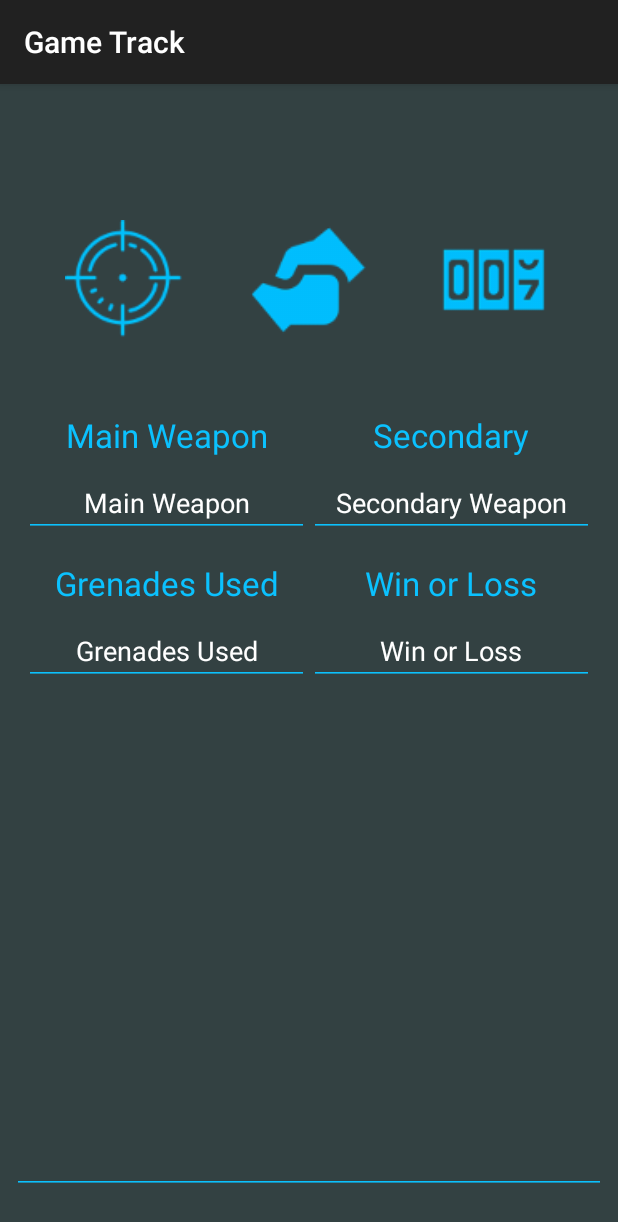
After one commit to Christopher-H-Fortune/Game-Track, an Android app: the SelectedMatchActivity screen opened directly, with no data from a screen before it, on a phone screen of 412 x 824 dp. The commit adds this screen. Shown: the top 1222 px of the screen. Run offline under Robolectric (Android 15) with nearby library versions, the phone set to English and light mode, and no system bars.

Commit message:
Added the ability to allow the user to select a match from match list and send them to Selected Match Screen.

```diff
--- a/GameTrack/app/src/main/AndroidManifest.xml
+++ b/GameTrack/app/src/main/AndroidManifest.xml
@@ -29,7 +29,8 @@
             android:name=".AddGameActivity.AddGameActivity"
             android:screenOrientation="portrait" />
         <activity android:name=".MatchListActivity.MatchListActivity" />
-        <activity android:name=".AddMatchActivity.AddMatchActivity"></activity>
+        <activity android:name=".AddMatchActivity.AddMatchActivity" />
+        <activity android:name=".SelectedMatchActivity.SelectedMatchActivity"></activity>
     </application>
 
 </manifest>
--- a/GameTrack/app/src/main/java/com/fullsail/christopherfortune/gametrack/LoginSignUpActivity/LoginActivity.java
+++ b/GameTrack/app/src/main/java/com/fullsail/christopherfortune/gametrack/LoginSignUpActivity/LoginActivity.java
@@ -30,6 +30,7 @@ public class LoginActivity extends AppCompatActivity implements LoginFragment.Lo
     protected void onCreate(Bundle savedInstanceState) {
         super.onCreate(savedInstanceState);
         setContentView(R.layout.activity_login);
+        setTitle("Login");
 
         // Set the instance of the Firebase auth and database
         mAuth = FirebaseAuth.getInstance();
--- a/GameTrack/app/src/main/java/com/fullsail/christopherfortune/gametrack/MatchListActivity/MatchListActivity.java
+++ b/GameTrack/app/src/main/java/com/fullsail/christopherfortune/gametrack/MatchListActivity/MatchListActivity.java
@@ -1,5 +1,6 @@
 package com.fullsail.christopherfortune.gametrack.MatchListActivity;
 
+import android.app.Activity;
 import android.content.Intent;
 import android.support.annotation.NonNull;
 import android.support.v7.app.AppCompatActivity;
@@ -15,6 +16,7 @@ import com.fullsail.christopherfortune.gametrack.MatchListClass.MatchesListClass
 import com.fullsail.christopherfortune.gametrack.MatchListFragment.MatchListAdapter;
 import com.fullsail.christopherfortune.gametrack.MatchListFragment.MatchListFragment;
 import com.fullsail.christopherfortune.gametrack.R;
+import com.fullsail.christopherfortune.gametrack.SelectedMatchActivity.SelectedMatchActivity;
 import com.google.firebase.auth.FirebaseAuth;
 import com.google.firebase.auth.FirebaseUser;
 import com.google.firebase.database.DataSnapshot;
@@ -126,6 +128,15 @@ public class MatchListActivity extends AppCompatActivity implements MatchListFra
         startActivity(addMatchIntent);
     }
 
+    @Override
+    public void viewMatch(int matchChosen) {
+
+        Intent selectedMatchIntent = new Intent(this, SelectedMatchActivity.class);
+        selectedMatchIntent.putExtra("gameChosen", gameChosen);
+        selectedMatchIntent.putExtra("matchChosenDate", matchesArrayList.get(matchChosen).getDate());
+        startActivity(selectedMatchIntent);
+    }
+
     private void updateMatchesList(){
         MatchListAdapter matchListAdapter = new MatchListAdapter(this, R.layout.matches_list_row, matchesArrayList);
 
--- a/GameTrack/app/src/main/java/com/fullsail/christopherfortune/gametrack/MatchListFragment/MatchListFragment.java
+++ b/GameTrack/app/src/main/java/com/fullsail/christopherfortune/gametrack/MatchListFragment/MatchListFragment.java
@@ -12,7 +12,6 @@ import android.view.View;
 import android.view.ViewGroup;
 import android.widget.AdapterView;
 import android.widget.ListView;
-
 import com.fullsail.christopherfortune.gametrack.R;
 
 public class MatchListFragment extends ListFragment {
@@ -26,6 +25,7 @@ public class MatchListFragment extends ListFragment {
     public interface MatchListFragmentInterface{
         void passListView(ListView matchListView);
         void addMatch();
+        void viewMatch(int matchChosen);
     }
 
     public static MatchListFragment newInstance(){
@@ -47,20 +47,7 @@ public class MatchListFragment extends ListFragment {
     @Override
     public View onCreateView(LayoutInflater inflater, ViewGroup container, Bundle savedInstanceState) {
 
-        View matchListFragmentView = inflater.inflate(R.layout.fragment_match_list, container, false);
-
-        ListView matchListView = matchListFragmentView.findViewById(android.R.id.list);
-
-        matchListFragmentInterfaceListener.passListView(matchListView);
-
-        matchListView.setOnItemClickListener(new AdapterView.OnItemClickListener() {
-            @Override
-            public void onItemClick(AdapterView<?> parent, View view, int position, long id) {
-
-            }
-        });
-
-        return matchListFragmentView;
+        return inflater.inflate(R.layout.fragment_match_list, container, false);
     }
 
     @Override
@@ -69,6 +56,19 @@ public class MatchListFragment extends ListFragment {
 
         // Set the fragment to have an options menu
         setHasOptionsMenu(true);
+
+        if(getView() != null){
+            ListView matchListView = getView().findViewById(android.R.id.list);
+
+            matchListFragmentInterfaceListener.passListView(matchListView);
+
+            matchListView.setOnItemClickListener(new AdapterView.OnItemClickListener() {
+                @Override
+                public void onItemClick(AdapterView<?> parent, View view, int position, long id) {
+                    matchListFragmentInterfaceListener.viewMatch(position);
+                }
+            });
+        }
     }
 
     @Override
--- /dev/null
+++ b/GameTrack/app/src/main/java/com/fullsail/christopherfortune/gametrack/SelectedMatchActivity/SelectedMatchActivity.java
@@ -0,0 +1,39 @@
+package com.fullsail.christopherfortune.gametrack.SelectedMatchActivity;
+
+import android.content.Intent;
+import android.support.v7.app.AppCompatActivity;
+import android.os.Bundle;
+
+import com.fullsail.christopherfortune.gametrack.R;
+import com.fullsail.christopherfortune.gametrack.SelectedMatchFragment.SelectedMatchFragment;
+
+public class SelectedMatchActivity extends AppCompatActivity {
+
+    public String gameChosen;
+    public String matchDate;
+
+    @Override
+    protected void onCreate(Bundle savedInstanceState) {
+        super.onCreate(savedInstanceState);
+        setContentView(R.layout.activity_selected_match);
+
+        // Get the intent that started the activity
+        Intent startingIntent = getIntent();
+
+        // If the intent has a string extra of gameChosen
+        if(startingIntent.hasExtra("gameChosen")){
+
+            // Get the game chosen String
+            gameChosen = startingIntent.getStringExtra("gameChosen");
+
+        // If the intent has a string extra of matchChosenDate
+        } else if (startingIntent.hasExtra("matchChosenDate")){
+
+            // Get the match date chosen String
+            matchDate = startingIntent.getStringExtra("matchChosenDate");
+        }
+
+        // Display the SelectedMatchFragment to the selected_match_frame_layout
+        getSupportFragmentManager().beginTransaction().replace(R.id.selected_match_frame_layout, SelectedMatchFragment.newInstance(), SelectedMatchFragment.TAG).commit();
+    }
+}
--- /dev/null
+++ b/GameTrack/app/src/main/java/com/fullsail/christopherfortune/gametrack/SelectedMatchFragment/SelectedMatchFragment.java
@@ -0,0 +1,36 @@
+package com.fullsail.christopherfortune.gametrack.SelectedMatchFragment;
+
+import android.os.Bundle;
+import android.support.annotation.NonNull;
+import android.support.annotation.Nullable;
+import android.support.v4.app.Fragment;
+import android.view.LayoutInflater;
+import android.view.View;
+import android.view.ViewGroup;
+
+import com.fullsail.christopherfortune.gametrack.R;
+
+public class SelectedMatchFragment extends Fragment {
+
+    // String variable to reference the AddGameFragment when displaying
+    public static final String TAG = "SelectedMatchFragment.TAG";
+
+    public static SelectedMatchFragment newInstance(){
+        return new SelectedMatchFragment();
+    }
+
+    @Nullable
+    @Override
+    public View onCreateView(@NonNull LayoutInflater inflater, @Nullable ViewGroup container, @Nullable Bundle savedInstanceState) {
+
+        View selectedMatchFragmentView = inflater.inflate(R.layout.fragment_selected_match, container, false);
+
+
+        return selectedMatchFragmentView;
+    }
+
+    @Override
+    public void onActivityCreated(@Nullable Bundle savedInstanceState) {
+        super.onActivityCreated(savedInstanceState);
+    }
+}
--- /dev/null
+++ b/GameTrack/app/src/main/res/drawable/login_button.xml
@@ -0,0 +1,14 @@
+<?xml version="1.0" encoding="utf-8"?>
+<shape xmlns:android="http://schemas.android.com/apk/res/android"
+    android:shape="rectangle" >
+
+    <solid android:color="@color/colorAccent" />
+
+    <corners
+        android:radius="5dp" />
+
+    <stroke
+        android:width="2dp"
+        android:color="@color/colorAccent" />
+
+</shape>
--- /dev/null
+++ b/GameTrack/app/src/main/res/drawable/sign_up_button.xml
@@ -0,0 +1,15 @@
+<?xml version="1.0" encoding="utf-8"?>
+
+<shape xmlns:android="http://schemas.android.com/apk/res/android"
+    android:shape="rectangle" >
+
+    <solid android:color="@color/backgroundColor" />
+
+    <corners
+        android:radius="5dp" />
+
+    <stroke
+        android:width="2dp"
+        android:color="@color/colorAccent" />
+
+</shape>
--- /dev/null
+++ b/GameTrack/app/src/main/res/layout/activity_selected_match.xml
@@ -0,0 +1,19 @@
+<?xml version="1.0" encoding="utf-8"?>
+<android.support.constraint.ConstraintLayout xmlns:android="http://schemas.android.com/apk/res/android"
+    xmlns:app="http://schemas.android.com/apk/res-auto"
+    xmlns:tools="http://schemas.android.com/tools"
+    android:layout_width="match_parent"
+    android:layout_height="match_parent"
+    tools:context=".SelectedMatchActivity.SelectedMatchActivity">
+
+    <FrameLayout
+        android:id="@+id/selected_match_frame_layout"
+        android:layout_width="0dp"
+        android:layout_height="0dp"
+        app:layout_constraintBottom_toBottomOf="parent"
+        app:layout_constraintEnd_toEndOf="parent"
+        app:layout_constraintStart_toStartOf="parent"
+        app:layout_constraintTop_toTopOf="parent">
+
+    </FrameLayout>
+</android.support.constraint.ConstraintLayout>
--- a/GameTrack/app/src/main/res/layout/fragment_login.xml
+++ b/GameTrack/app/src/main/res/layout/fragment_login.xml
@@ -59,7 +59,7 @@
         android:layout_width="wrap_content"
         android:layout_height="wrap_content"
         android:layout_marginTop="32dp"
-        android:background="@color/colorAccent"
+        android:background="@drawable/login_button"
         android:text="@string/login"
         app:layout_constraintEnd_toEndOf="parent"
         app:layout_constraintHorizontal_bias="0.5"
@@ -68,13 +68,15 @@
 
     <Button
         android:id="@+id/sign_up_button"
-        android:layout_width="wrap_content"
+        android:layout_width="243dp"
         android:layout_height="wrap_content"
-        android:layout_marginTop="8dp"
-        android:background="@color/colorAccent"
+        android:layout_marginBottom="30dp"
+        android:background="@drawable/sign_up_button"
         android:text="@string/sign_up"
+        android:textAllCaps="false"
+        android:textColor="@color/colorAccent"
+        app:layout_constraintBottom_toBottomOf="parent"
         app:layout_constraintEnd_toEndOf="parent"
-        app:layout_constraintHorizontal_bias="0.5"
-        app:layout_constraintStart_toStartOf="parent"
-        app:layout_constraintTop_toBottomOf="@+id/login_button" />
+        app:layout_constraintHorizontal_bias="0.497"
+        app:layout_constraintStart_toStartOf="parent" />
 </android.support.constraint.ConstraintLayout>
--- /dev/null
+++ b/GameTrack/app/src/main/res/layout/fragment_selected_match.xml
@@ -0,0 +1,285 @@
+<?xml version="1.0" encoding="utf-8"?>
+<android.support.constraint.ConstraintLayout xmlns:android="http://schemas.android.com/apk/res/android"
+    xmlns:app="http://schemas.android.com/apk/res-auto"
+    xmlns:tools="http://schemas.android.com/tools"
+    android:layout_width="match_parent"
+    android:layout_height="match_parent"
+    android:background="@color/backgroundColor">
+
+    <TextView
+        android:id="@+id/selected_match_map_name_txt_vw"
+        android:layout_width="wrap_content"
+        android:layout_height="wrap_content"
+        android:layout_marginTop="4dp"
+        android:textAlignment="center"
+        android:textColor="@android:color/white"
+        android:textSize="30sp"
+        app:layout_constraintEnd_toEndOf="parent"
+        app:layout_constraintHorizontal_bias="0.5"
+        app:layout_constraintStart_toStartOf="parent"
+        app:layout_constraintTop_toTopOf="parent" />
+
+    <TextView
+        android:id="@+id/selected_match_date_text_view"
+        android:layout_width="wrap_content"
+        android:layout_height="wrap_content"
+        android:layout_marginTop="8dp"
+        android:textAlignment="center"
+        android:textColor="@android:color/white"
+        android:textSize="16sp"
+        app:layout_constraintEnd_toEndOf="parent"
+        app:layout_constraintHorizontal_bias="0.5"
+        app:layout_constraintStart_toStartOf="parent"
+        app:layout_constraintTop_toBottomOf="@+id/selected_match_map_name_txt_vw" />
+
+    <ImageView
+        android:id="@+id/kills_icon_image_view"
+        android:layout_width="80dp"
+        android:layout_height="80dp"
+        android:layout_marginStart="8dp"
+        android:layout_marginTop="16dp"
+        android:layout_marginEnd="8dp"
+        android:contentDescription="@string/kills_icon"
+        app:layout_constraintEnd_toStartOf="@+id/assists_icon_image_view"
+        app:layout_constraintStart_toStartOf="parent"
+        app:layout_constraintTop_toBottomOf="@+id/selected_match_date_text_view"
+        app:srcCompat="@drawable/target_100px" />
+
+    <ImageView
+        android:id="@+id/assists_icon_image_view"
+        android:layout_width="80dp"
+        android:layout_height="80dp"
+        android:layout_marginTop="16dp"
+        android:contentDescription="@string/assists_icon"
+        app:layout_constraintEnd_toEndOf="parent"
+        app:layout_constraintHorizontal_bias="0.5"
+        app:layout_constraintStart_toStartOf="parent"
+        app:layout_constraintTop_toBottomOf="@+id/selected_match_date_text_view"
+        app:srcCompat="@drawable/helping_hand_96px" />
+
+    <ImageView
+        android:id="@+id/score_icon_image_view"
+        android:layout_width="80dp"
+        android:layout_height="80dp"
+        android:layout_marginStart="8dp"
+        android:layout_marginTop="16dp"
+        android:layout_marginEnd="8dp"
+        android:contentDescription="@string/score_icon"
+        app:layout_constraintEnd_toEndOf="parent"
+        app:layout_constraintStart_toEndOf="@+id/assists_icon_image_view"
+        app:layout_constraintTop_toBottomOf="@+id/selected_match_date_text_view"
+        app:srcCompat="@drawable/counter_96px" />
+
+    <TextView
+        android:id="@+id/selected_match_assist_text_view"
+        android:layout_width="wrap_content"
+        android:layout_height="wrap_content"
+        android:layout_marginTop="8dp"
+        android:textAlignment="center"
+        android:textColor="@android:color/white"
+        android:textSize="18sp"
+        app:layout_constraintEnd_toEndOf="parent"
+        app:layout_constraintHorizontal_bias="0.5"
+        app:layout_constraintStart_toStartOf="parent"
+        app:layout_constraintTop_toBottomOf="@+id/assists_icon_image_view" />
+
+    <TextView
+        android:id="@+id/selected_match_kills_text_view"
+        android:layout_width="wrap_content"
+        android:layout_height="wrap_content"
+        android:layout_marginStart="8dp"
+        android:layout_marginTop="8dp"
+        android:layout_marginEnd="8dp"
+        android:textAlignment="center"
+        android:textColor="@android:color/white"
+        android:textSize="18sp"
+        app:layout_constraintEnd_toStartOf="@+id/assists_icon_image_view"
+        app:layout_constraintStart_toStartOf="parent"
+        app:layout_constraintTop_toBottomOf="@+id/kills_icon_image_view" />
+
+    <TextView
+        android:id="@+id/selected_match_score_text_view"
+        android:layout_width="wrap_content"
+        android:layout_height="wrap_content"
+        android:layout_marginStart="8dp"
+        android:layout_marginTop="8dp"
+        android:layout_marginEnd="8dp"
+        android:textAlignment="center"
+        android:textColor="@android:color/white"
+        android:textSize="18sp"
+        app:layout_constraintEnd_toEndOf="parent"
+        app:layout_constraintStart_toEndOf="@+id/assists_icon_image_view"
+        app:layout_constraintTop_toBottomOf="@+id/score_icon_image_view" />
+
+    <LinearLayout
+        android:id="@+id/linearLayoutOne"
+        android:layout_width="fill_parent"
+        android:layout_height="wrap_content"
+        android:layout_marginStart="16dp"
+        android:layout_marginTop="16dp"
+        android:layout_marginEnd="16dp"
+        android:layout_weight="1"
+        android:orientation="horizontal"
+        app:layout_constraintEnd_toEndOf="parent"
+        app:layout_constraintStart_toStartOf="parent"
+        app:layout_constraintTop_toBottomOf="@+id/selected_match_assist_text_view">
+
+        <TextView
+            android:id="@+id/main_weapon_title"
+            android:layout_width="fill_parent"
+            android:layout_height="wrap_content"
+            android:layout_weight="1"
+            android:text="@string/main_weapon"
+            android:textAlignment="center"
+            android:textColor="@color/colorAccent"
+            android:textSize="22sp" />
+
+        <TextView
+            android:id="@+id/secondary_weapon_title"
+            android:layout_width="fill_parent"
+            android:layout_height="wrap_content"
+            android:layout_weight="1"
+            android:text="@string/secondary"
+            android:textAlignment="center"
+            android:textColor="@color/colorAccent"
+            android:textSize="22sp" />
+    </LinearLayout>
+
+    <LinearLayout
+        android:id="@+id/linearLayoutTwo"
+        android:layout_width="fill_parent"
+        android:layout_height="wrap_content"
+        android:layout_marginStart="16dp"
+        android:layout_marginTop="8dp"
+        android:layout_marginEnd="16dp"
+        android:orientation="horizontal"
+        app:layout_constraintEnd_toEndOf="parent"
+        app:layout_constraintHorizontal_bias="0.0"
+        app:layout_constraintStart_toStartOf="parent"
+        app:layout_constraintTop_toBottomOf="@+id/linearLayoutOne">
+
+        <EditText
+            android:id="@+id/selected_match_main_weapon_edit_text"
+            android:layout_width="fill_parent"
+            android:layout_height="wrap_content"
+            android:layout_weight="1"
+            android:backgroundTint="@color/colorAccent"
+            android:hint="@string/main_weapon"
+            android:inputType="none"
+            android:editable="false"
+            android:focusable="false"
+            android:textAlignment="center"
+            android:textColor="@android:color/white"
+            android:textColorHint="@android:color/white" />
+
+        <EditText
+            android:id="@+id/selected_match_secondary_edit_text"
+            android:layout_width="fill_parent"
+            android:layout_height="wrap_content"
+            android:layout_weight="1"
+            android:backgroundTint="@color/colorAccent"
+            android:hint="@string/secondary_weapon"
+            android:inputType="none"
+            android:editable="false"
+            android:focusable="false"
+            android:textAlignment="center"
+            android:textColor="@android:color/white"
+            android:textColorHint="@android:color/white" />
+    </LinearLayout>
+
+    <LinearLayout
+        android:id="@+id/linearLayoutThree"
+        android:layout_width="fill_parent"
+        android:layout_height="wrap_content"
+        android:layout_marginStart="16dp"
+        android:layout_marginTop="16dp"
+        android:layout_marginEnd="16dp"
+        android:layout_weight="1"
+        android:orientation="horizontal"
+        app:layout_constraintEnd_toEndOf="parent"
+        app:layout_constraintStart_toStartOf="parent"
+        app:layout_constraintTop_toBottomOf="@+id/linearLayoutTwo">
+
+        <TextView
+            android:id="@+id/grenades_title_text_view"
+            android:layout_width="fill_parent"
+            android:layout_height="wrap_content"
+            android:layout_weight="1"
+            android:text="@string/grenades_used"
+            android:textAlignment="center"
+            android:textColor="@color/colorAccent"
+            android:textSize="22sp" />
+
+        <TextView
+            android:id="@+id/win_or_loss_title"
+            android:layout_width="fill_parent"
+            android:layout_height="wrap_content"
+            android:layout_weight="1"
+            android:text="@string/win_or_lose"
+            android:textAlignment="center"
+            android:textColor="@color/colorAccent"
+            android:textSize="22sp" />
+    </LinearLayout>
+
+    <LinearLayout
+        android:id="@+id/linearLayoutFour"
+        android:layout_width="fill_parent"
+        android:layout_height="wrap_content"
+        android:layout_marginStart="16dp"
+        android:layout_marginTop="8dp"
+        android:layout_marginEnd="16dp"
+        android:orientation="horizontal"
+        app:layout_constraintEnd_toEndOf="parent"
+        app:layout_constraintStart_toStartOf="parent"
+        app:layout_constraintTop_toBottomOf="@+id/linearLayoutThree">
+
+        <EditText
+            android:id="@+id/selected_match_grenades_edit_text"
+            android:layout_width="fill_parent"
+            android:layout_height="wrap_content"
+            android:layout_weight="1"
+            android:backgroundTint="@color/colorAccent"
+            android:inputType="none"
+            android:editable="false"
+            android:focusable="false"
+            android:text="@string/grenades_used"
+            android:textAlignment="center"
+            android:textColor="@android:color/white"
+            android:textColorHint="@android:color/white" />
+
+        <EditText
+            android:id="@+id/selected_match_win_loss_edit_text"
+            android:layout_width="fill_parent"
+            android:layout_height="wrap_content"
+            android:layout_weight="1"
+            android:backgroundTint="@color/colorAccent"
+            android:inputType="none"
+            android:editable="false"
+            android:focusable="false"
+            android:text="@string/win_or_lose"
+            android:textAlignment="center"
+            android:textColor="@android:color/white"
+            android:textColorHint="@android:color/white" />
+    </LinearLayout>
+
+    <EditText
+        android:id="@+id/selected_match_match_notes_edit_text"
+        android:layout_width="0dp"
+        android:layout_height="wrap_content"
+        android:layout_marginStart="8dp"
+        android:layout_marginTop="8dp"
+        android:layout_marginEnd="8dp"
+        android:backgroundTint="@color/colorAccent"
+        android:editable="false"
+        android:ems="10"
+        android:focusable="false"
+        android:inputType="textMultiLine"
+        android:textAlignment="center"
+        android:textColor="@android:color/white"
+        app:layout_constraintBottom_toBottomOf="parent"
+        app:layout_constraintEnd_toEndOf="parent"
+        app:layout_constraintStart_toStartOf="parent"
+        app:layout_constraintTop_toBottomOf="@+id/linearLayoutFour"
+        app:layout_constraintVertical_bias="0.90999997" />
+
+</android.support.constraint.ConstraintLayout>
--- a/GameTrack/app/src/main/res/values/strings.xml
+++ b/GameTrack/app/src/main/res/values/strings.xml
@@ -4,7 +4,7 @@
     <string name="e_mail">E-mail</string>
     <string name="password">Password</string>
     <string name="login">Login</string>
-    <string name="sign_up">Sign Up</string>
+    <string name="sign_up">Don\'t Have an Account? Click Here</string>
     <string name="re_enter_password">Re-Enter Password</string>
     <string name="empty_games_image">Empty Games List Image</string>
     <string name="no_games_found">No Games Found</string>
@@ -37,4 +37,6 @@
     <string name="assist_text_view">%1$d Assists</string>
     <string name="kills_text_view">%1$d Kills</string>
     <string name="score_text_view">%1$d Score</string>
+    <string name="secondary">Secondary</string>
+    <string name="win_or_lose">Win or Loss</string>
 </resources>
```
